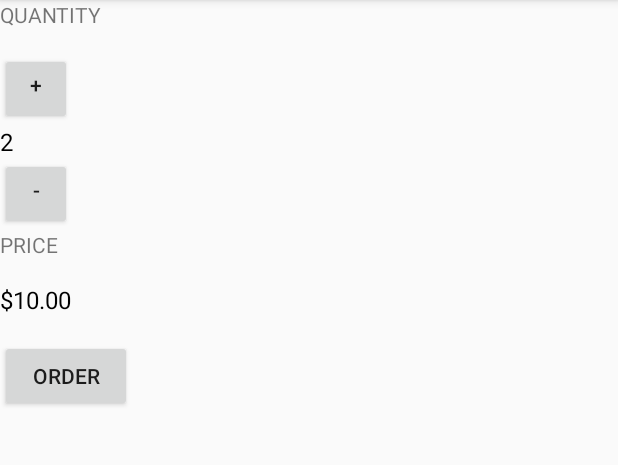
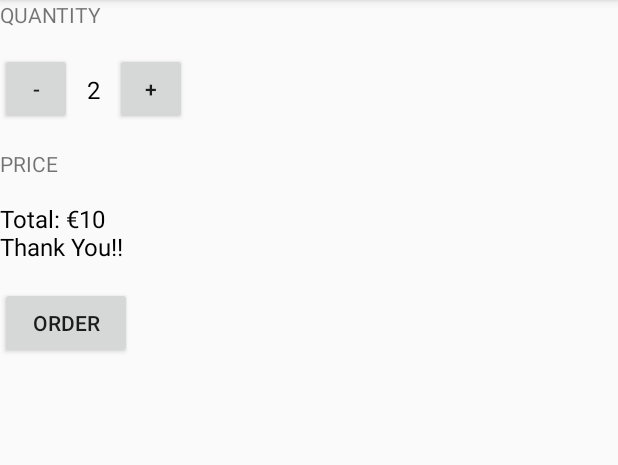
Before and after one commit to eyahm8/JustJava, an Android app: the screen it shows after launch (MainActivity), after a tap on "ORDER", on a phone screen of 412 x 824 dp, the part 84-549 px from its top. Run offline under Robolectric (Android 15) with nearby library versions, the phone set to English and light mode, and no system bars.

Commit message:
Final commit

```diff
--- a/app/src/main/java/com/example/android/justjava/MainActivity.java
+++ b/app/src/main/java/com/example/android/justjava/MainActivity.java
@@ -39,7 +39,10 @@ public class MainActivity extends AppCompatActivity {
      * This method is called when the order button is clicked.
      */
     public void submitOrder(View view) {
-        displayPrice(quantity * 5);
+        int price = quantity * 5;
+        String priceMessage = "Total: €" + price;
+        priceMessage = priceMessage + "\nThank You!!";
+        displayMessage(priceMessage);
     }
 
     /**
@@ -58,5 +61,13 @@ public class MainActivity extends AppCompatActivity {
         priceTextView.setText(NumberFormat.getCurrencyInstance().format(number));
     }
 
+    /**
+     * This method displays the given text on the screen.
+     */
+    private void displayMessage(String message) {
+        TextView priceTextView = (TextView) findViewById(R.id.price_text_view);
+        priceTextView.setText(message);
+    }
+
 
 }
--- a/app/src/main/res/layout/activity_main.xml
+++ b/app/src/main/res/layout/activity_main.xml
@@ -17,12 +17,11 @@
 
 
     <Button
-        android:id="@+id/increment"
+        android:id="@+id/decrement"
         android:layout_width="48dp"
         android:layout_height="48dp"
-        android:onClick="increment"
-        android:paddingBottom="16dp"
-        android:text="+"
+        android:onClick="decrement"
+        android:text="-"
         app:layout_constraintTop_toBottomOf="@+id/textView" />
 
 
@@ -33,23 +32,27 @@
         android:text="2"
         android:textColor="@android:color/black"
         android:textSize="16sp"
-        app:layout_constraintTop_toBottomOf="@+id/increment"
+        android:paddingLeft="10dp"
+        android:paddingRight="10dp"
+        app:layout_constraintStart_toEndOf="@id/decrement"
+        app:layout_constraintTop_toBottomOf="@id/textView"
+        app:layout_constraintBottom_toTopOf="@id/textView2"/>
 
-        />
 
     <Button
-        android:id="@+id/decrement"
+        android:id="@+id/increment"
         android:layout_width="48dp"
         android:layout_height="48dp"
-        android:onClick="decrement"
-        android:paddingBottom="16dp"
-        android:text="-"
-        app:layout_constraintTop_toBottomOf="@id/quantity_text_view" />
+        android:onClick="increment"
+        android:text="+"
+        app:layout_constraintStart_toEndOf="@id/quantity_text_view"
+        app:layout_constraintTop_toBottomOf="@id/textView" />
 
     <TextView
         android:id="@+id/textView2"
         android:layout_width="wrap_content"
         android:layout_height="wrap_content"
+        android:paddingTop="16dp"
         android:paddingBottom="16dp"
         android:text="Price"
         android:textAllCaps="true"
```
